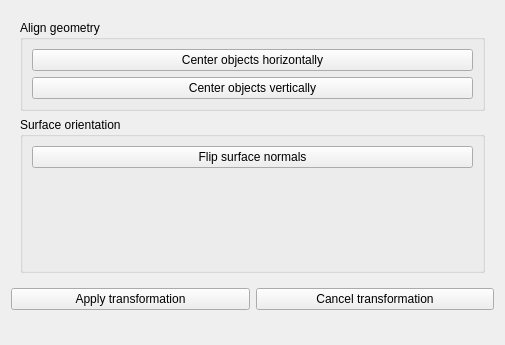
The window that SIM-VICUS/src/SVPropEditGeometry.ui (ghorwin/SIM-VICUS) describes before a commit, drawn with Qt 5; both pictures show x 0 to 505 and y 0 to 345 of the 505 by 592 pixel window.
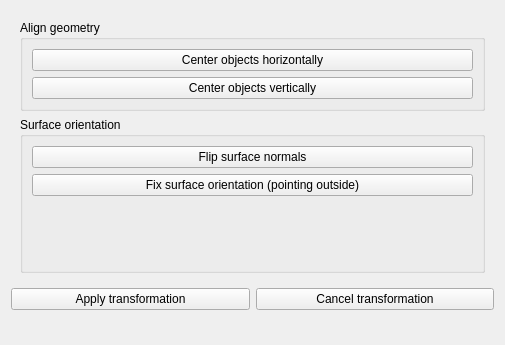
The same window after the commit. The open tabs and pages were chosen to show the change. Custom widgets are drawn as their Qt base class.

Commit message: Added function to determine correct direction of surfaces (pointing outside of room)

The edit to the form file:
```diff
--- a/SIM-VICUS/src/SVPropEditGeometry.ui
+++ b/SIM-VICUS/src/SVPropEditGeometry.ui
@@ -552,6 +552,13 @@
             </property>
            </widget>
           </item>
+          <item>
+           <widget class="QPushButton" name="pushButtonFixSurfaceOrientation">
+            <property name="text">
+             <string>Fix surface orientation (pointing outside)</string>
+            </property>
+           </widget>
+          </item>
           <item>
            <spacer name="verticalSpacer_2">
             <property name="orientation">
```
Left out of the diff: 3 changed lines with no effect on the pictures. The commit also changes 2 other files.
